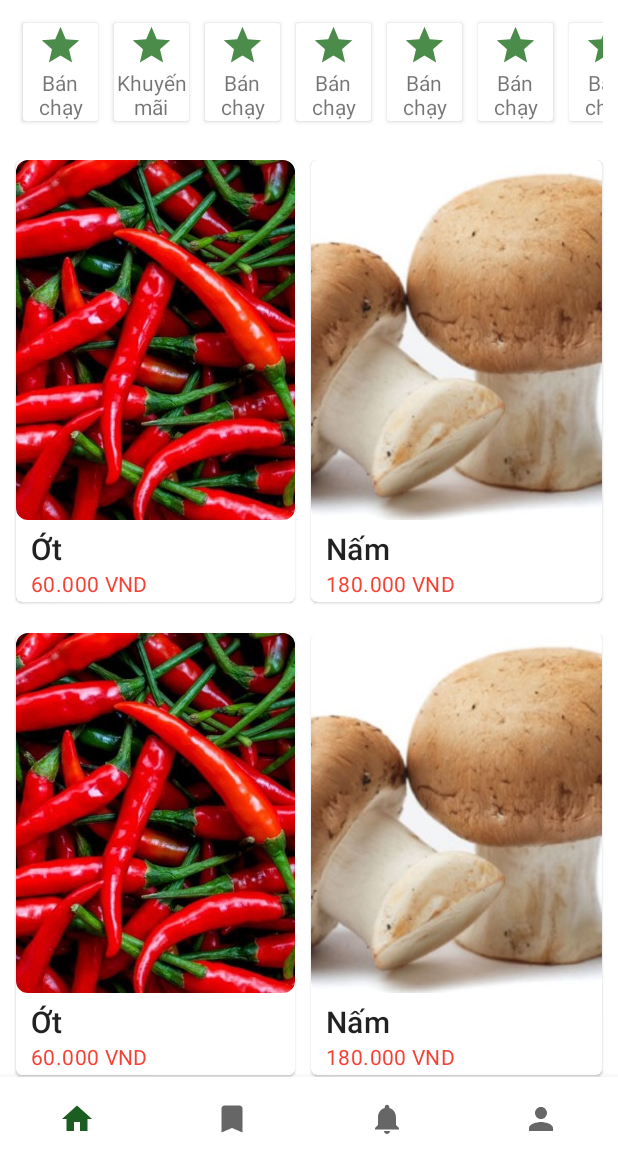
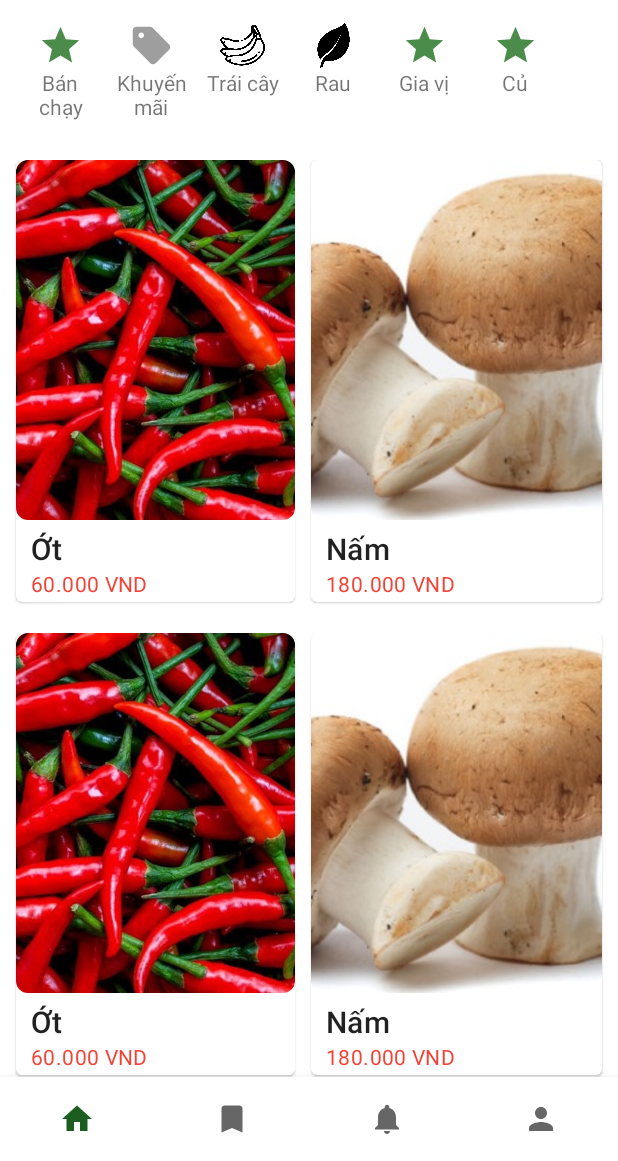
Before and after one commit to mcbutt007/Rau-cu-xanh, an Android app: the screen it shows after launch (MainActivity), on a phone screen of 412 x 824 dp, the part 75-1236 px from its top. Run offline under Robolectric (Android 15) with nearby library versions, the phone set to English and light mode, and no system bars; our stand-ins replace navigation-ui.

Commit message:
add some image

```diff
--- /dev/null
+++ b/app/src/main/res/drawable/baseline_sell_grey_500_24dp.xml
@@ -0,0 +1,6 @@
+<?xml version="1.0" encoding="UTF-8" standalone="no"?>
+<vector xmlns:android="http://schemas.android.com/apk/res/android" android:height="24dp" android:tint="#9E9E9E" android:viewportHeight="24.0" android:viewportWidth="24.0" android:width="24dp">
+
+    <path android:fillColor="@android:color/white" android:pathData="M21.41,11.41l-8.83,-8.83C12.21,2.21 11.7,2 11.17,2H4C2.9,2 2,2.9 2,4v7.17c0,0.53 0.21,1.04 0.59,1.41l8.83,8.83c0.78,0.78 2.05,0.78 2.83,0l7.17,-7.17C22.2,13.46 22.2,12.2 21.41,11.41zM6.5,8C5.67,8 5,7.33 5,6.5S5.67,5 6.5,5S8,5.67 8,6.5S7.33,8 6.5,8z"/>
+
+</vector>
--- a/app/src/main/res/layout/fragment_home.xml
+++ b/app/src/main/res/layout/fragment_home.xml
@@ -65,12 +65,14 @@
             android:orientation="horizontal">
 
             <androidx.cardview.widget.CardView
+                android:id="@+id/ban_chay"
+                android:layout_width="50dp"
+                android:layout_height="wrap_content"
                 android:layout_margin="5dp"
                 android:checkable="true"
                 android:clickable="true"
                 android:focusable="true"
-                android:layout_width="50dp"
-                android:layout_height="wrap_content" >
+                android:outlineProvider="none">
 
                 <LinearLayout
                     android:layout_width="match_parent"
@@ -78,16 +80,16 @@
                     android:orientation="vertical">
 
                     <ImageView
-                        android:layout_gravity="center"
                         android:layout_width="30dp"
                         android:layout_height="30dp"
+                        android:layout_gravity="center"
                         app:srcCompat="@drawable/ic_baseline_star_24" />
 
                     <TextView
+                        android:layout_width="match_parent"
+                        android:layout_height="wrap_content"
                         android:layout_gravity="center"
                         android:gravity="center"
-                        android:layout_width="match_parent"
-                        android:layout_height="wrap_content"
                         android:text="@string/ban_chay" />
                 </LinearLayout>
 
@@ -95,12 +97,13 @@
 
             <androidx.cardview.widget.CardView
                 android:id="@+id/buttonKhuyenMai"
+                android:layout_width="50dp"
+                android:layout_height="wrap_content"
                 android:layout_margin="5dp"
                 android:checkable="true"
                 android:clickable="true"
                 android:focusable="true"
-                android:layout_width="50dp"
-                android:layout_height="wrap_content" >
+                android:outlineProvider="none">
 
                 <LinearLayout
                     android:layout_width="match_parent"
@@ -108,27 +111,30 @@
                     android:orientation="vertical">
 
                     <ImageView
-                        android:layout_gravity="center"
                         android:layout_width="30dp"
                         android:layout_height="30dp"
-                        app:srcCompat="@drawable/ic_baseline_star_24" />
+                        android:layout_gravity="center"
+                        app:srcCompat="@drawable/baseline_sell_grey_500_24dp" />
 
                     <TextView
+                        android:layout_width="match_parent"
+                        android:layout_height="32dp"
                         android:layout_gravity="center"
                         android:gravity="center"
-                        android:layout_width="match_parent"
-                        android:layout_height="wrap_content"
                         android:text="@string/title_khuyen_mai" />
                 </LinearLayout>
 
             </androidx.cardview.widget.CardView>
+
             <androidx.cardview.widget.CardView
+                android:id="@+id/trai_cay"
+                android:layout_width="50dp"
+                android:layout_height="wrap_content"
                 android:layout_margin="5dp"
                 android:checkable="true"
                 android:clickable="true"
                 android:focusable="true"
-                android:layout_width="50dp"
-                android:layout_height="wrap_content" >
+                android:outlineProvider="none">
 
                 <LinearLayout
                     android:layout_width="match_parent"
@@ -136,27 +142,30 @@
                     android:orientation="vertical">
 
                     <ImageView
-                        android:layout_gravity="center"
                         android:layout_width="30dp"
                         android:layout_height="30dp"
-                        app:srcCompat="@drawable/ic_baseline_star_24" />
+                        android:layout_gravity="center"
+                        app:srcCompat="@drawable/banana" />
 
                     <TextView
+                        android:layout_width="match_parent"
+                        android:layout_height="wrap_content"
                         android:layout_gravity="center"
                         android:gravity="center"
-                        android:layout_width="match_parent"
-                        android:layout_height="wrap_content"
-                        android:text="@string/ban_chay" />
+                        android:text="@string/trai_cay" />
                 </LinearLayout>
 
             </androidx.cardview.widget.CardView>
+
             <androidx.cardview.widget.CardView
+                android:id="@+id/rau"
+                android:layout_width="50dp"
+                android:layout_height="wrap_content"
                 android:layout_margin="5dp"
                 android:checkable="true"
                 android:clickable="true"
                 android:focusable="true"
-                android:layout_width="50dp"
-                android:layout_height="wrap_content" >
+                android:outlineProvider="none">
 
                 <LinearLayout
                     android:layout_width="match_parent"
@@ -164,27 +173,29 @@
                     android:orientation="vertical">
 
                     <ImageView
-                        android:layout_gravity="center"
                         android:layout_width="30dp"
                         android:layout_height="30dp"
-                        app:srcCompat="@drawable/ic_baseline_star_24" />
+                        android:layout_gravity="center"
+                        app:srcCompat="@drawable/leaf" />
 
                     <TextView
+                        android:layout_width="match_parent"
+                        android:layout_height="wrap_content"
                         android:layout_gravity="center"
                         android:gravity="center"
-                        android:layout_width="match_parent"
-                        android:layout_height="wrap_content"
-                        android:text="@string/ban_chay" />
+                        android:text="@string/rau" />
                 </LinearLayout>
 
             </androidx.cardview.widget.CardView>
             <androidx.cardview.widget.CardView
+                android:id="@+id/gia_vi"
+                android:layout_width="50dp"
+                android:layout_height="wrap_content"
                 android:layout_margin="5dp"
                 android:checkable="true"
                 android:clickable="true"
                 android:focusable="true"
-                android:layout_width="50dp"
-                android:layout_height="wrap_content" >
+                android:outlineProvider="none">
 
                 <LinearLayout
                     android:layout_width="match_parent"
@@ -192,27 +203,30 @@
                     android:orientation="vertical">
 
                     <ImageView
-                        android:layout_gravity="center"
                         android:layout_width="30dp"
                         android:layout_height="30dp"
+                        android:layout_gravity="center"
                         app:srcCompat="@drawable/ic_baseline_star_24" />
 
                     <TextView
+                        android:layout_width="match_parent"
+                        android:layout_height="wrap_content"
                         android:layout_gravity="center"
                         android:gravity="center"
-                        android:layout_width="match_parent"
-                        android:layout_height="wrap_content"
-                        android:text="@string/ban_chay" />
+                        android:text="@string/gia_vi" />
                 </LinearLayout>
 
             </androidx.cardview.widget.CardView>
+
             <androidx.cardview.widget.CardView
+                android:id="@+id/cu"
+                android:layout_width="50dp"
+                android:layout_height="wrap_content"
                 android:layout_margin="5dp"
                 android:checkable="true"
                 android:clickable="true"
                 android:focusable="true"
-                android:layout_width="50dp"
-                android:layout_height="wrap_content" >
+                android:outlineProvider="none">
 
                 <LinearLayout
                     android:layout_width="match_parent"
@@ -220,45 +234,17 @@
                     android:orientation="vertical">
 
                     <ImageView
-                        android:layout_gravity="center"
                         android:layout_width="30dp"
                         android:layout_height="30dp"
+                        android:layout_gravity="center"
                         app:srcCompat="@drawable/ic_baseline_star_24" />
 
                     <TextView
+                        android:layout_width="match_parent"
+                        android:layout_height="wrap_content"
                         android:layout_gravity="center"
                         android:gravity="center"
-                        android:layout_width="match_parent"
-                        android:layout_height="wrap_content"
-                        android:text="@string/ban_chay" />
-                </LinearLayout>
-
-            </androidx.cardview.widget.CardView>
-            <androidx.cardview.widget.CardView
-                android:layout_margin="5dp"
-                android:checkable="true"
-                android:clickable="true"
-                android:focusable="true"
-                android:layout_width="50dp"
-                android:layout_height="wrap_content" >
-
-                <LinearLayout
-                    android:layout_width="match_parent"
-                    android:layout_height="match_parent"
-                    android:orientation="vertical">
-
-                    <ImageView
-                        android:layout_gravity="center"
-                        android:layout_width="30dp"
-                        android:layout_height="30dp"
-                        app:srcCompat="@drawable/ic_baseline_star_24" />
-
-                    <TextView
-                        android:layout_gravity="center"
-                        android:gravity="center"
-                        android:layout_width="match_parent"
-                        android:layout_height="wrap_content"
-                        android:text="@string/ban_chay" />
+                        android:text="@string/cu" />
                 </LinearLayout>
 
             </androidx.cardview.widget.CardView>
--- a/app/src/main/res/values/strings.xml
+++ b/app/src/main/res/values/strings.xml
@@ -51,6 +51,10 @@
     <string name="rau_cu">Rau củ</string>
     <string name="XANH">XANH</string>
     <string name="ban_chay">Bán chạy</string>
+    <string name="rau">Rau</string>
+    <string name="cu">Củ</string>
+    <string name="trai_cay">Trái cây</string>
+    <string name="gia_vi">Gia vị</string>
     <string-array name="thang_thong_ke">
         <item>Tháng 12/2020</item>
         <item>Tháng 11/2020</item>
```
Also changed, not shown: app/src/main/res/drawable/banana.png (added), app/src/main/res/drawable/leaf.png (added), 1 other file.
